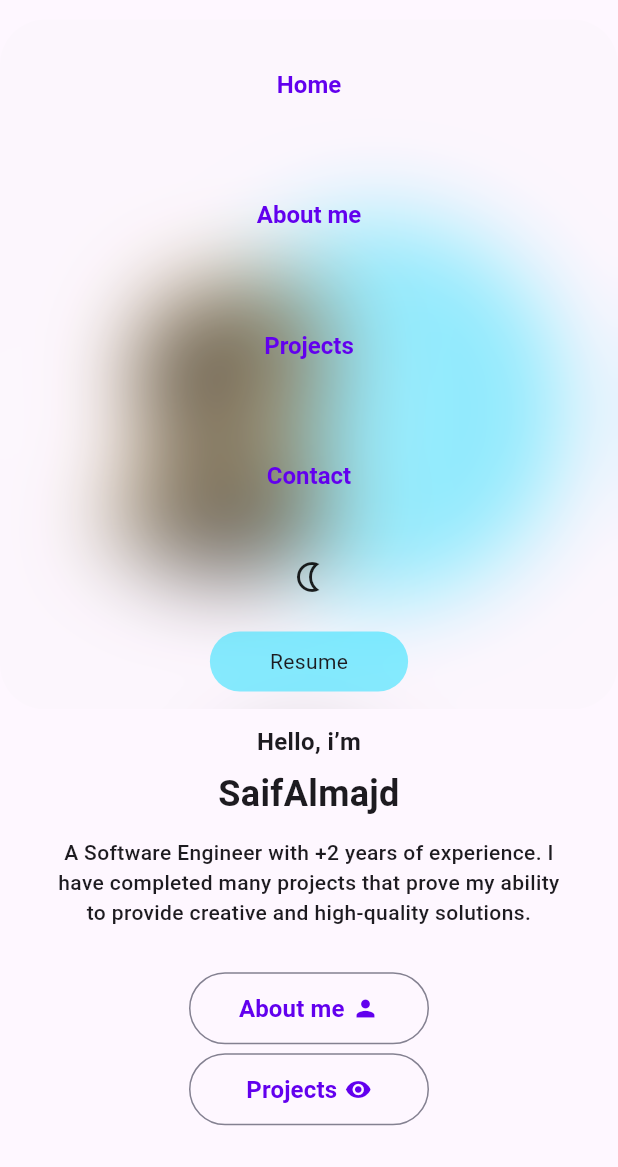
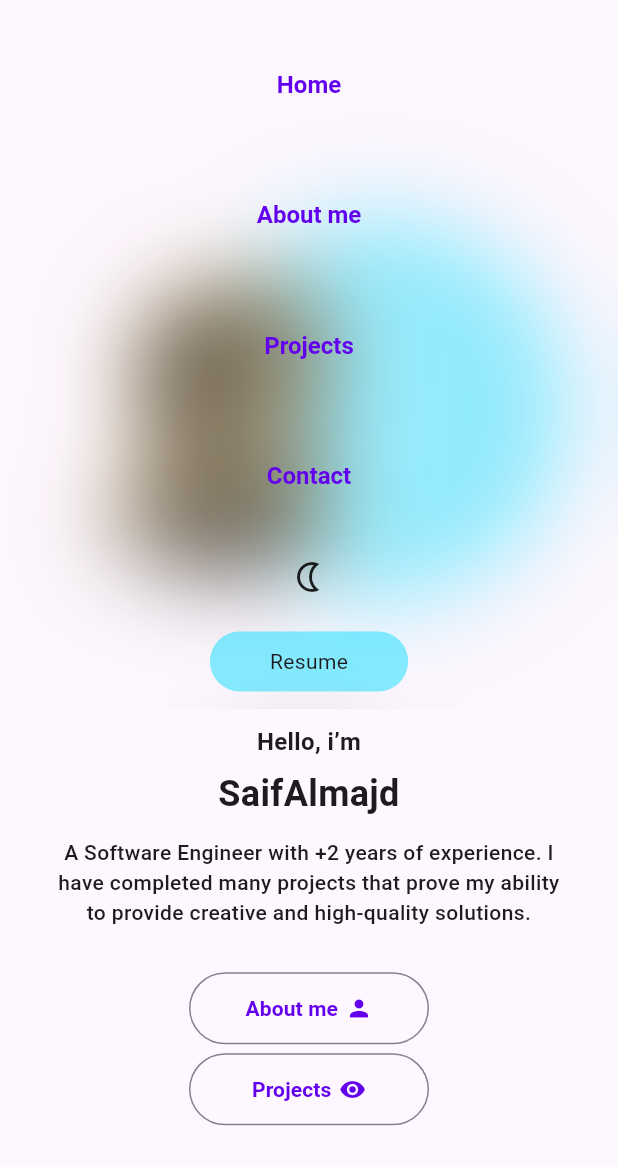
Before and after one commit to radyhaggag/web_portfolio_with_flutter, a Flutter app: the screen it shows after launch, after a tap on the "menu" icon, on a phone screen of 412 x 824 dp, the part 69-1236 px from its top. Run offline on Flutter 3.47's test engine with Material 3 defaults, Android fonts, the light colour scheme and no system bars; drawn by our look-alikes of auto_size_text; our stand-ins replace adaptive_theme, bloc, cached_network_image, equatable, flutter_bloc, flutter_svg and 1 more; missing offline and left inert: universal_html; network calls fail; statements that could not run were skipped.

Commit message:
Added New Projects

```diff
--- a/lib/core/utils/app_constants.dart
+++ b/lib/core/utils/app_constants.dart
@@ -49,15 +49,13 @@ abstract class AppConstants {
         description:
             "The Supura Task Management App is a simple and efficient solution for organizing and managing tasks within your company."),
     Project(
-        name: "Albukhary Computing Community",
+        name: "FlutterFlow Components",
         imageUrl:
-            "https://play-lh.googleusercontent.com/m1My7F7HSe8B56MVXNqcO53bLXYDpIC-bC1FVsajJ6dhCa4VuXLd0BBy6_l90iinYe4I",
+            "https://raw.githubusercontent.com/Syf-Almjd/flutterflow_components/master/assets/logo.png",
         description:
-            "App for fostering collaboration, knowledge sharing, and networking among IT enthusiasts.",
-        githubRepoLink:
-            "https://github.com/Syf-Almjd/ACC_Albukhary-Computing-Community",
-        googlePlay:
-            "https://play.google.com/store/apps/details?id=com.mjd.sci_acc"),
+            "A complete, open source, rapid development package for creating apps using Flutter/Dart.",
+        githubRepoLink: "https://github.com/Syf-Almjd/flutterflow_components",
+        previewLink: "https://pub.dev/packages/flutterflow_components"),
     Project(
         name: "Flutter Clean Coded",
         imageUrl:
@@ -74,6 +72,16 @@ abstract class AppConstants {
             "https://play.google.com/store/apps/details?id=com.mjd.forsan_admin",
         description:
             "A management app that can accept manage modify and delete orders coming from forsan Application."),
+    Project(
+        name: "Albukhary Computing Community",
+        imageUrl:
+            "https://play-lh.googleusercontent.com/m1My7F7HSe8B56MVXNqcO53bLXYDpIC-bC1FVsajJ6dhCa4VuXLd0BBy6_l90iinYe4I",
+        description:
+            "App for fostering collaboration, knowledge sharing, and networking among IT enthusiasts.",
+        githubRepoLink:
+            "https://github.com/Syf-Almjd/ACC_Albukhary-Computing-Community",
+        googlePlay:
+            "https://play.google.com/store/apps/details?id=com.mjd.sci_acc"),
     Project(
         name: "FoodFinder: Explore & Cook!",
         imageUrl:
@@ -95,15 +103,6 @@ abstract class AppConstants {
         description:
             "A mobile app made in Arabic that is full of functionalities to assist students in printing inquiries."),
     Project(
-        name: "Angel Tour Guide, Malaysia!",
-        imageUrl:
-            "https://play-lh.googleusercontent.com/LKm_zMpAl4swlmehcJ3FltuBz5pOsFriTbJ9hzuZh1EG2KEmQOcJepPdvreC2F0fVw=w240-h480-rw",
-        description:
-            "Enhancing the travel experience with personalized recommendations for different abilities people.",
-        googlePlay:
-            "https://play.google.com/store/apps/details?id=com.mjd.angel",
-        githubRepoLink: "https://github.com/Syf-Almjd/Angel_Tour_Guide"),
-    Project(
         name: "VACR Services",
         imageUrl:
             "https://play-lh.googleusercontent.com/jl6WOvCGNw07iLEG2I44EY6KyHBCxrenZ963e_T8K_MBmTFM1Ps_dFmWBNRnCPr3YAs=w3840-h2160-rw",
@@ -115,6 +114,15 @@ abstract class AppConstants {
         description:
             "An App developed during COVID-19 to help people request and find services they need at home."),
     Project(
+        name: "Angel Tour Guide, Malaysia!",
+        imageUrl:
+            "https://play-lh.googleusercontent.com/LKm_zMpAl4swlmehcJ3FltuBz5pOsFriTbJ9hzuZh1EG2KEmQOcJepPdvreC2F0fVw=w240-h480-rw",
+        description:
+            "Enhancing the travel experience with personalized recommendations for different abilities people.",
+        googlePlay:
+            "https://play.google.com/store/apps/details?id=com.mjd.angel",
+        githubRepoLink: "https://github.com/Syf-Almjd/Angel_Tour_Guide"),
+    Project(
         name: "AIU E-learning Web App",
         imageUrl:
             "https://play-lh.googleusercontent.com/slSd-mpVU3l_3Sfq1XG2H7aDkWegGH1llSdz8b9RKNqLDEYXvQkmgw8VzH-jaQy0P8A=w240-h480-rw",
@@ -123,6 +131,22 @@ abstract class AppConstants {
         githubRepoLink: "https://github.com/Syf-Almjd/AIU_elearning",
         description:
             "A mobile application that displays university Moodle with multiple web performance enhancements."),
+    Project(
+        name: "MealMaster Mobile App",
+        imageUrl:
+            "https://raw.githubusercontent.com/Syf-Almjd/MealMaster/master/assets/logoTra.png",
+        description:
+            "Provided receipts and guidance to people who want to cook and share among their friends.",
+        googlePlay:
+            "https://play.google.com/store/apps/details?id=com.mjd.mealmaster",
+        githubRepoLink: "https://github.com/Syf-Almjd/MealMaster"),
+    Project(
+        name: "DSA Windows Text Editor",
+        imageUrl:
+            "https://www.designbombs.com/wp-content/uploads/2020/02/best-text-editors.png",
+        githubRepoLink: "https://github.com/Syf-Almjd/DSATextEditor",
+        description:
+            "A unique Text Editor that with a GUI preform operations on as a tmade with JAVA."),
     Project(
         name: "BMI Calculator+ Mobile App",
         imageUrl:
@@ -133,28 +157,12 @@ abstract class AppConstants {
         description:
             "An App to help calculate the BMI and provides suggestion based on BMI and keeps track of it."),
     Project(
-        name: "DSA Windows Text Editor",
-        imageUrl:
-            "https://www.designbombs.com/wp-content/uploads/2020/02/best-text-editors.png",
-        githubRepoLink: "https://github.com/Syf-Almjd/DSATextEditor",
-        description:
-            "A unique Text Editor that with a GUI preform operations on as a tmade with JAVA."),
-    Project(
-        name: "MealMaster Mobile App",
-        imageUrl:
-            "https://raw.githubusercontent.com/Syf-Almjd/MealMaster/master/assets/logoTra.png",
-        description:
-            "Provided receipts and guidance to people who want to cook and share among their friends.",
-        googlePlay:
-            "https://play.google.com/store/apps/details?id=com.mjd.mealmaster",
-        githubRepoLink: "https://github.com/Syf-Almjd/MealMaster"),
-    Project(
         name: "AIU Social Business Website",
         imageUrl:
             "https://play-lh.googleusercontent.com/BcvQhTnhBJe3m-MrJ-NdlOzab7ScZ6Mq16a2ZlkNHfr9MMJxWMt8_Op_p7xSwkvTQi4=w526-h296-rw",
         previewLink: "https://aiusocialbusiness.aiu.edu.my/",
         googlePlay: "https://aiusocialbusiness.aiu.edu.my/",
         description:
-            "Developed to help technologize AIU Social Business as well as E-Commerce for SB Shops."),
+            "Developed to help technologize AIU Social Business as well as E-Commerce for SB Shops using WORDPRESS."),
   ];
 }
--- a/lib/core/utils/app_strings.dart
+++ b/lib/core/utils/app_strings.dart
@@ -12,14 +12,14 @@ abstract class AppStrings {
   static const String introMsg =
       "A Software Engineer with +2 years of experience. I have completed many projects that prove my ability to provide creative and high-quality solutions.";
   static String aboutMeMsg =
-      "I'm a Software Engineer in Flutter Mobile/Web development. with a good understanding of the Flutter framework, I have experience in UI design, API integration, clean code writing and knowledge of solid principles and clean architecture. I have completed many projects that prove my ability to provide creative and high-quality solutions and finish them in an almost complete way with a great user experience without any problems facing users";
+      "I'm a Software Engineer specialized in Flutter Mobile/Web development. with a good understanding of the Flutter framework, I have experience in UI design, API integration, clean code writing and knowledge of solid principles and clean architecture. I have completed many projects that prove my ability to provide creative and high-quality solutions and finish them in an almost complete way with a great user experience without any problems facing users";
   static const String numOfExperience = '2+';
   static const String experienceMsg =
       'Years of experience, Specialized in building apps, while ensuring a seamless web experience for end users.';
   static const String servicesIOffer = 'The services I offer:';
   static const String featuredProjects = 'Featured projects';
   static const String projectsMsg =
-      "I have completed many projects that prove my ability to provide creative and high-quality solutions and finish them in an almost complete way with a great user experience without any problems facing users.";
+      "I have successfully executed 3+ large scale projects, demonstrating my capacity to deliver innovative and top-tier solutions. My work is characterized by its near-perfect completion and the exceptional user experience it provides. I take pride in ensuring that my projects are free from issues that could potentially hinder the user experience";
   static const String contactMsg =
       "For any service and work you can contact with me by send an email or by our social media accounts.";
   static const String contactWithMe = 'Connect with me';
--- a/lib/core/widgets/custom_button.dart
+++ b/lib/core/widgets/custom_button.dart
@@ -42,7 +42,7 @@ class CustomButton extends StatelessWidget {
                 label,
                 style: TextStyle(
                   color: textColor ?? Theme.of(context).colorScheme.primary,
-                  fontSize: 16,
+                  fontSize: 14,
                   fontWeight: FontWeight.w600,
                 ),
                 textAlign: TextAlign.center,
--- a/lib/presentation/widgets/body/projects/project_actions.dart
+++ b/lib/presentation/widgets/body/projects/project_actions.dart
@@ -33,7 +33,6 @@ class ProjectActions extends StatelessWidget {
             Expanded(
               child: CustomButton(
                 label: 'Github',
-                textColor: AppColors.white,
                 borderColor: AppColors.primaryColor,
                 onPressed: () {
                   html.window.open(project.githubRepoLink!, '_blank');
@@ -47,7 +46,6 @@ class ProjectActions extends StatelessWidget {
             Expanded(
               child: CustomButton(
                 label: 'Play Store',
-                textColor: AppColors.white,
                 backgroundColor: AppColors.blueColor,
                 borderColor: AppColors.primaryColor,
                 onPressed: () {
--- a/lib/presentation/widgets/body/projects/project_image.dart
+++ b/lib/presentation/widgets/body/projects/project_image.dart
@@ -1,5 +1,6 @@
 import 'package:cached_network_image/cached_network_image.dart';
 import 'package:flutter/material.dart';
+import 'package:portfolio/core/utils/app_colors.dart';
 
 class ProjectImage extends StatelessWidget {
   const ProjectImage({super.key, required this.imageUrl});
@@ -15,9 +16,10 @@ class ProjectImage extends StatelessWidget {
         width: double.infinity,
         fit: BoxFit.cover,
         errorWidget: (context, url, error) {
-          return const Icon(
-            Icons.error_outline_rounded,
-            size: 50,
+          return Icon(
+            color: AppColors.primaryColor,
+            Icons.gamepad_rounded,
+            size: 80,
           );
         },
       ),
--- a/lib/presentation/widgets/body/projects/project_item.dart
+++ b/lib/presentation/widgets/body/projects/project_item.dart
@@ -2,7 +2,6 @@ import 'package:auto_size_text/auto_size_text.dart';
 import 'package:flutter/material.dart';
 
 import '../../../../core/utils/app_colors.dart';
-import '../../../../core/utils/app_styles.dart';
 import '../../../../data/models/project.dart';
 import 'project_actions.dart';
 import 'project_image.dart';
@@ -16,9 +15,9 @@ class ProjectItem extends StatelessWidget {
     return Container(
       padding: const EdgeInsets.all(16),
       decoration: BoxDecoration(
-        borderRadius: BorderRadius.circular(8),
-        color: AppColors.primaryLight,
-      ),
+          borderRadius: BorderRadius.circular(20),
+          color: Colors.transparent,
+          border: Border.all(color: AppColors.primaryColor, width: 3)),
       child: Column(
         crossAxisAlignment: CrossAxisAlignment.start,
         children: [
@@ -27,19 +26,15 @@ class ProjectItem extends StatelessWidget {
           FittedBox(
             child: Text(
               project.name,
-              style: AppStyles.s24.copyWith(color: AppColors.primaryColor),
+              textAlign: TextAlign.center,
+              style: const TextStyle(fontWeight: FontWeight.bold, fontSize: 24),
             ),
           ),
           const SizedBox(height: 8),
           Expanded(
             child: AutoSizeText(
               project.description,
-              style: TextStyle(
-                color: AppColors.lightColor,
-                fontSize: 16,
-                fontWeight: FontWeight.w600,
-              ),
-              minFontSize: 12,
+              minFontSize: 14,
               maxLines: 4,
             ),
           ),
```
Also changed, not shown: 2 other files.
